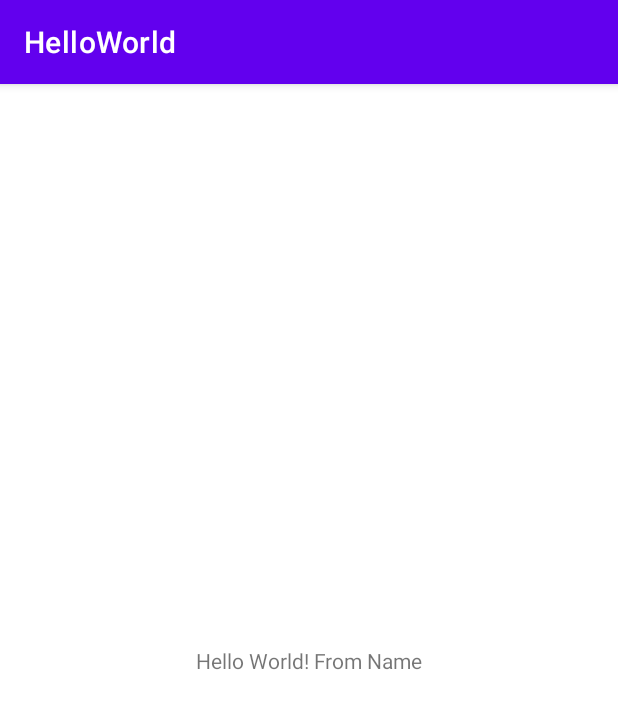
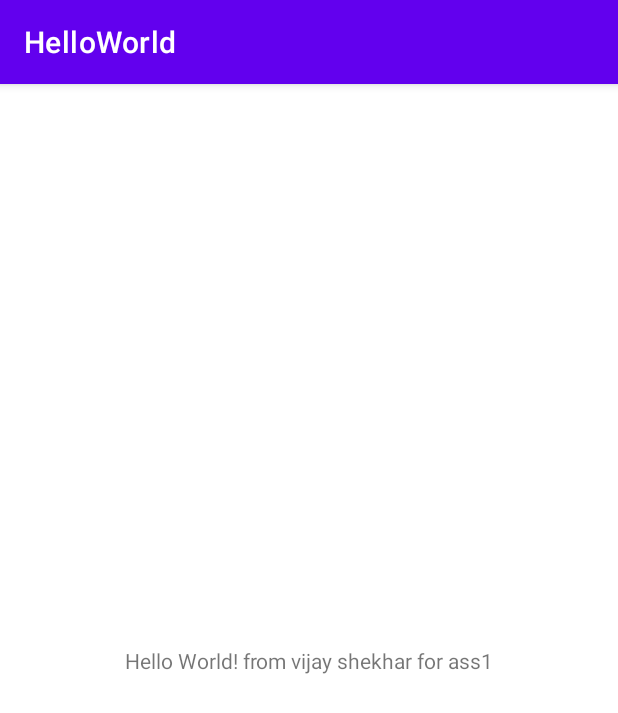
Before and after one commit to Mobile-Computing-Winter-2021/assignment0-vijayshekhar, an Android app: the screen it shows after launch (MainActivity), on a phone screen of 412 x 824 dp. Shown: the top 713 px of the screen. Run offline under Robolectric (Android 15) with nearby library versions, the phone set to English and light mode, and no system bars.

Commit message:
commit for assignment1 setup.

```diff
--- a/app/src/main/res/values/strings.xml
+++ b/app/src/main/res/values/strings.xml
@@ -1,4 +1,4 @@
 <resources>
     <string name="app_name">HelloWorld</string>
-    <string name="greeting_text">Hello World! "From Name" </string>
+    <string name="greeting_text">Hello World! from vijay shekhar for ass1</string>
 </resources>
```
